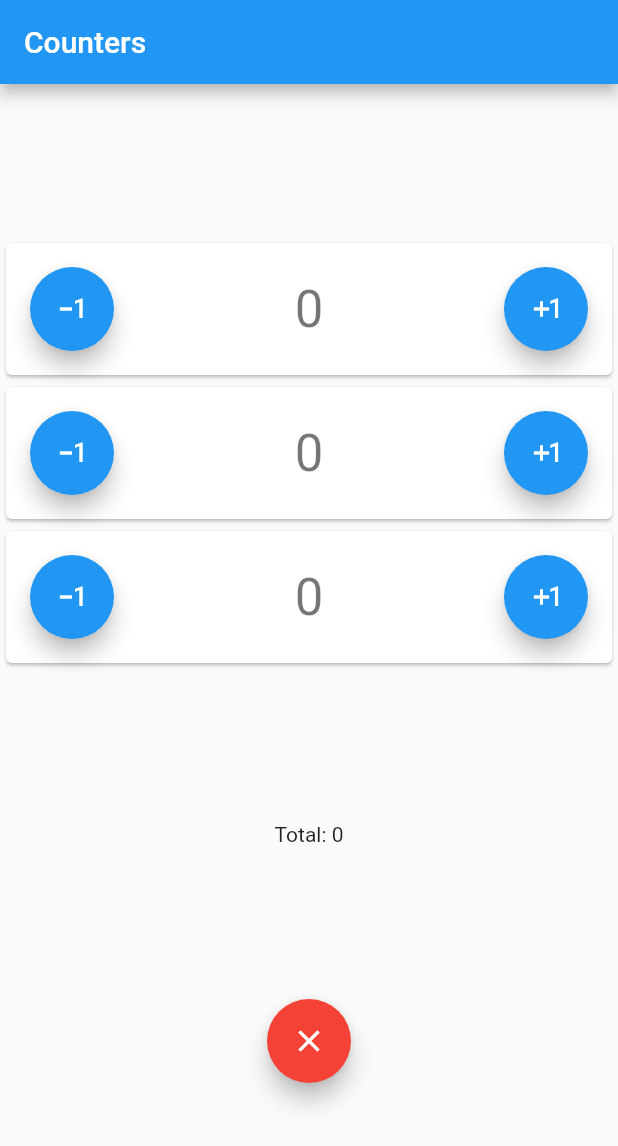
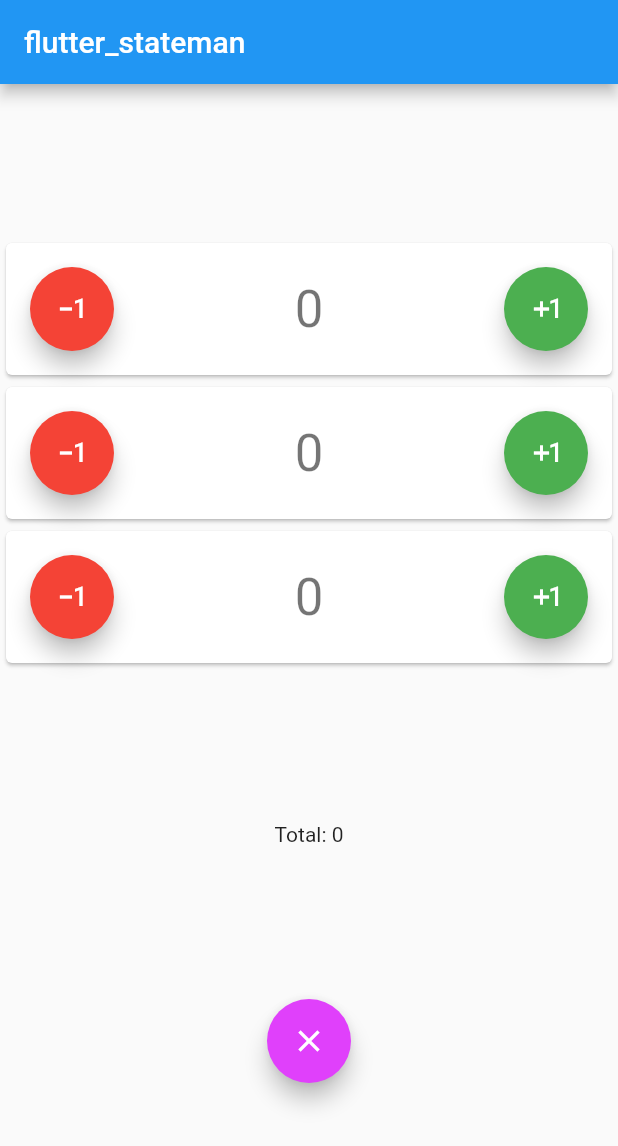
Before and after one commit to cbalmeida/stateman, a Flutter app: the screen it shows after launch, on a phone screen of 412 x 824 dp. Shown: the top 1146 px of the screen. Run offline on Flutter 3.47's test engine with Material 2 defaults, Android fonts, the phone set to English and light mode, and no system bars; our stand-ins replace shared_preferences.

Commit message:
Initial Commit

```diff
--- a/example/lib/main.dart
+++ b/example/lib/main.dart
@@ -1,6 +1,6 @@
 import 'package:flutter/material.dart';
+import 'package:flutter_stateman/flutter_stateman.dart';
 import 'package:shared_preferences/shared_preferences.dart';
-import 'package:stateman/stateman.dart';
 
 void main() {
   runApp(const MyApp());
@@ -34,7 +34,7 @@ class CountersPage extends StatelessWidget {
   @override
   Widget build(BuildContext context) {
     return Scaffold(
-      appBar: AppBar(title: const Text("Counters")),
+      appBar: AppBar(title: const Text("flutter_stateman")),
       body: Center(
         child: Column(
           mainAxisAlignment: MainAxisAlignment.start,
@@ -55,11 +55,12 @@ class CountersPage extends StatelessWidget {
             }),
             const Spacer(),
             FloatingActionButton(
-                onPressed: () {
-                  StateManStorage.store<CounterStoreTotal>(context).reset();
-                },
-                backgroundColor: Colors.red,
-                child: const Icon(Icons.clear)),
+              onPressed: () {
+                StateManStorage.store<CounterStoreTotal>(context).reset();
+              },
+              backgroundColor: Colors.purpleAccent,
+              child: const Icon(Icons.clear),
+            ),
             const Spacer(),
           ],
         ),
@@ -81,9 +82,9 @@ class CounterWidget extends StatelessWidget {
         child: Row(
           mainAxisAlignment: MainAxisAlignment.spaceBetween,
           children: [
-            FloatingActionButton(onPressed: () => store.decrement(), child: const Icon(Icons.exposure_minus_1)),
+            FloatingActionButton(onPressed: () => store.decrement(), backgroundColor: Colors.red, child: const Icon(Icons.exposure_minus_1)),
             Text('${store.value}', style: Theme.of(context).textTheme.headline4),
-            FloatingActionButton(onPressed: () => store.increment(), child: const Icon(Icons.exposure_plus_1)),
+            FloatingActionButton(onPressed: () => store.increment(), backgroundColor: Colors.green, child: const Icon(Icons.exposure_plus_1)),
           ],
         ),
       ),
@@ -91,12 +92,8 @@ class CounterWidget extends StatelessWidget {
   }
 }
 
-/// ============================================
-/// repositories, stores, etc...
-/// ============================================
-
 /// --------------------------------------------
-/// repositories
+/// my repositories
 /// --------------------------------------------
 
 abstract class ICounterRepository {
@@ -135,7 +132,7 @@ class CounterRepository3 extends CounterRepository {
 }
 
 /// --------------------------------------------
-/// stores
+/// my stores
 /// --------------------------------------------
 
 abstract class ICounterStore extends ChangeNotifier {
--- a/example/pubspec.yaml
+++ b/example/pubspec.yaml
@@ -9,7 +9,7 @@ environment:
   sdk: ">=2.17.6 <3.0.0"
 
 dependencies:
-  stateman:
+  flutter_stateman:
     path: ../
   flutter:
     sdk: flutter
--- a/lib/stateman.dart
+++ b/lib/flutter_stateman.dart
@@ -1,4 +1,4 @@
-library stateman;
+library flutter_stateman;
 
 export 'src/stateman_main.dart';
 export 'src/stateman_observer.dart';
--- a/lib/src/stateman_main.dart
+++ b/lib/src/stateman_main.dart
@@ -1,6 +1,6 @@
 import 'package:flutter/material.dart';
-import 'package:stateman/src/stateman_service_container.dart';
-import 'package:stateman/src/stateman_storage.dart';
+import 'package:flutter_stateman/src/stateman_service_container.dart';
+import 'package:flutter_stateman/src/stateman_storage.dart';
 
 class StateManMain extends StatefulWidget {
   const StateManMain({super.key, required this.child, required this.serviceContainerInitializer});
--- a/lib/src/stateman_observer.dart
+++ b/lib/src/stateman_observer.dart
@@ -1,5 +1,5 @@
 import 'package:flutter/material.dart';
-import 'package:stateman/src/stateman_storage.dart';
+import 'package:flutter_stateman/src/stateman_storage.dart';
 
 class StateManObserver<T extends Listenable> extends StatelessWidget {
   final Widget Function(BuildContext context, T state, Widget? child) builder;
--- a/lib/src/stateman_storage.dart
+++ b/lib/src/stateman_storage.dart
@@ -1,5 +1,5 @@
 import 'package:flutter/material.dart';
-import 'package:stateman/src/stateman_service_container.dart';
+import 'package:flutter_stateman/src/stateman_service_container.dart';
 
 class StateManStorage extends InheritedWidget {
   const StateManStorage({super.key, required this.serviceContainer, required super.child});
--- a/pubspec.yaml
+++ b/pubspec.yaml
@@ -1,6 +1,6 @@
-name: stateman
-description: State Manager
-version: 0.0.2
+name: flutter_stateman
+description: Flutter State Manager
+version: 0.0.3
 homepage: https://github.com/cbalmeida/stateman
 
 environment:
```
Also changed, not shown: example/pubspec.lock, 2 other files.
